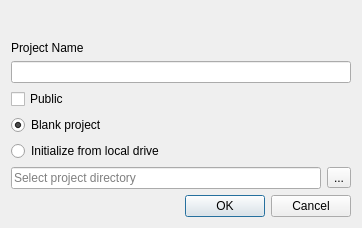
Before: the Qt Designer form Mergin/ui/ui_create_project.ui in MerginMaps/qgis-plugin, drawn with Qt 5.
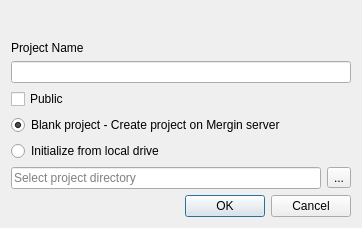
After: the same form once the commit is applied.

Commit message: added note to dialog window before create the project (closes #40)

Diff of the .ui file:
```diff
--- a/Mergin/ui/ui_create_project.ui
+++ b/Mergin/ui/ui_create_project.ui
@@ -74,7 +74,7 @@
      <item>
       <widget class="QRadioButton" name="blank_project_btn">
        <property name="text">
-        <string>Blank project</string>
+        <string>Blank project - Create project on Mergin server</string>
        </property>
        <property name="checked">
         <bool>true</bool>
```
